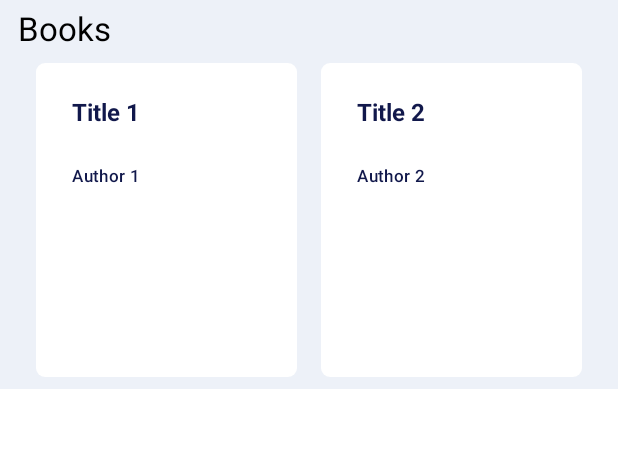
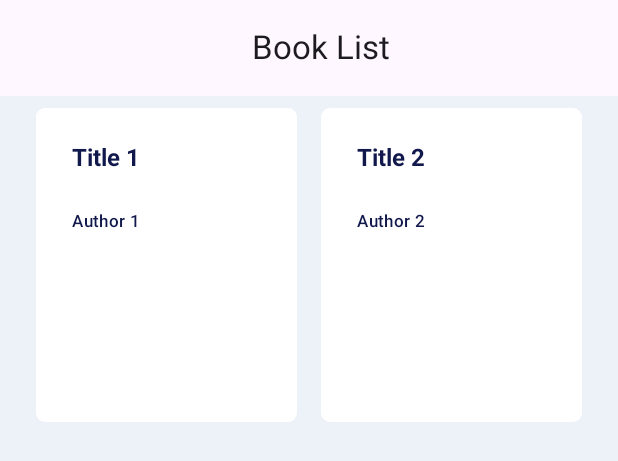
Before and after one commit to dignicate/zero-2023-android, an Android app built with Jetpack Compose: the @Preview function BookListView_Preview, on a phone screen of 412 x 824 dp. Shown: the top 461 px of the screen. Run offline under Robolectric (Android 15) with nearby library versions, the phone set to English and light mode, and no system bars; our stand-ins replace Dagger/Hilt's generated code, Timber; network calls fail.

```diff
--- /dev/null
+++ b/app/src/main/java/com/dignicate/zero_2023_android/ui/BookListTopAppBar.kt
@@ -0,0 +1,57 @@
+package com.dignicate.zero_2023_android.ui
+
+import androidx.compose.foundation.layout.fillMaxWidth
+import androidx.compose.material3.ExperimentalMaterial3Api
+import androidx.compose.material3.Icon
+import androidx.compose.material3.IconButton
+import androidx.compose.material3.MaterialTheme
+import androidx.compose.material3.Text
+import androidx.compose.material3.TopAppBar
+import androidx.compose.runtime.Composable
+import androidx.compose.ui.Modifier
+import androidx.compose.ui.res.painterResource
+import androidx.compose.ui.text.style.TextAlign
+import androidx.compose.ui.tooling.preview.Preview
+import com.dignicate.zero_2023_android.R
+import com.dignicate.zero_2023_android.ui.theme.Zero2023androidTheme
+
+@OptIn(ExperimentalMaterial3Api::class)
+@Composable
+fun BookListTopAppBar(
+    modifier: Modifier = Modifier,
+    onBackClicked: () -> Unit,
+) {
+    TopAppBar(
+        modifier = modifier,
+        title = {
+            Text(
+                text = "Book List",
+                modifier = modifier
+                    .fillMaxWidth(),
+                textAlign = TextAlign.Center,
+                style = MaterialTheme.typography.titleLarge,
+            )
+        },
+//        navigationIcon = {
+//            IconButton(
+//                onClick = { onBackClicked.invoke() },
+//            ) {
+//                Icon(
+//                    painterResource(id = R.drawable.material_arrow_back_40),
+//                    contentDescription = "Back",
+//                )
+//            }
+//        },
+    )
+}
+
+@Preview
+@Composable
+fun BookListTopAppBar_Preview() {
+    Zero2023androidTheme {
+        BookListTopAppBar(
+            modifier = Modifier,
+            onBackClicked = {},
+        )
+    }
+}
--- a/app/src/main/java/com/dignicate/zero_2023_android/ui/BookListView.kt
+++ b/app/src/main/java/com/dignicate/zero_2023_android/ui/BookListView.kt
@@ -15,6 +15,7 @@ import androidx.compose.foundation.lazy.grid.LazyVerticalGrid
 import androidx.compose.foundation.lazy.grid.rememberLazyGridState
 import androidx.compose.foundation.shape.RoundedCornerShape
 import androidx.compose.material3.MaterialTheme
+import androidx.compose.material3.Scaffold
 import androidx.compose.material3.Text
 import androidx.compose.runtime.Composable
 import androidx.compose.runtime.DisposableEffect
@@ -38,6 +39,7 @@ fun BookListView(
     modifier: Modifier = Modifier,
     viewModel: BookListViewModel = hiltViewModel(),
     onClick: (BookListViewModel.Data.Item.Id) -> Unit,
+    onBackClicked: () -> Unit,
 ) {
     val lifecycleObserver = remember(viewModel) {
         LifecycleEventObserver { _, event ->
@@ -59,7 +61,8 @@ fun BookListView(
     BookListView(
         modifier = modifier,
         data = uiState.data,
-        onClick = { onClick.invoke(it) }
+        onClick = { onClick.invoke(it) },
+        onBackClicked = onBackClicked,
     )
 }
 
@@ -68,20 +71,24 @@ private fun BookListView(
     modifier: Modifier,
     data: BookListViewModel.Data?,
     onClick: (BookListViewModel.Data.Item.Id) -> Unit,
+    onBackClicked: () -> Unit,
 ) {
     val state = rememberLazyGridState()
+    Scaffold(
+        topBar = {
+            BookListTopAppBar(
+                modifier = modifier,
+                onBackClicked = onBackClicked,
+            )
+        }
+    ) {
         Column(
             modifier = modifier
+                .padding(it)
                 .background(
                     color = MaterialTheme.colorScheme.background,
                 ),
         ) {
-        Text(
-            text = "Books",
-            modifier = modifier
-                .padding(start = 12.dp, top = 6.dp),
-            style = MaterialTheme.typography.titleLarge,
-        )
             LazyVerticalGrid(
                 columns = GridCells.Adaptive(159.dp),
                 state = state,
@@ -98,6 +105,7 @@ private fun BookListView(
                         item = item,
                         onClick = { id -> onClick.invoke(id) }
                     )
+                }
             }
         }
     }
@@ -172,6 +180,7 @@ private fun BookListView_Preview() {
                 )
             ),
             onClick = {},
+            onBackClicked = {},
         )
     }
 }
--- /dev/null
+++ b/app/src/main/res/drawable/material_arrow_back_40.xml
@@ -0,0 +1,11 @@
+<?xml version="1.0" encoding="utf-8"?>
+<vector xmlns:android="http://schemas.android.com/apk/res/android"
+    android:width="40dp"
+    android:height="40dp"
+    android:viewportWidth="960"
+    android:viewportHeight="960"
+    android:tint="?attr/colorControlNormal">
+  <path
+      android:fillColor="@android:color/white"
+      android:pathData="M480,800L160,480L480,160L527,206.67L287,446.67L800,446.67L800,513.33L287,513.33L527,753.33L480,800Z"/>
+</vector>
```
Also changed, not shown: app/src/main/java/com/dignicate/zero_2023_android/ui/MainActivity.kt (+7 -3 lines). Lines whose indentation alone changed are shown as unchanged.
